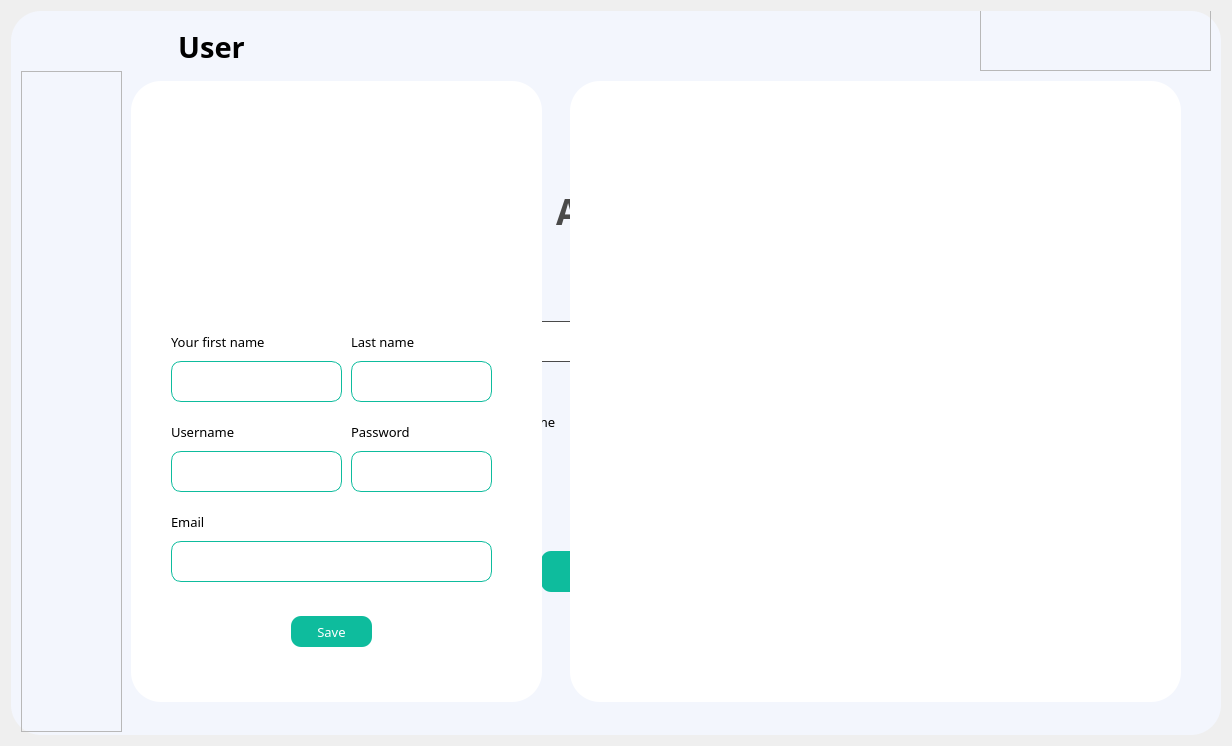
Old version of the form widget.ui in the repository meokisama/ps-manager.
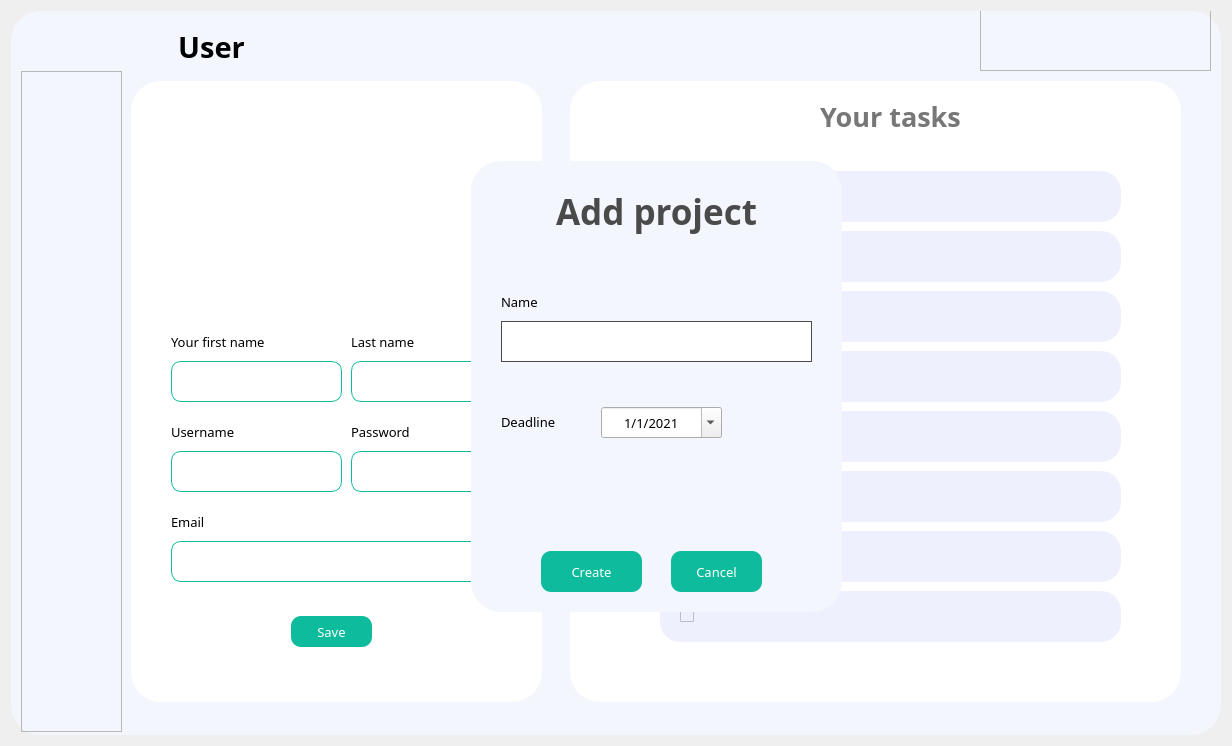
New version of the form. The open tabs and pages were chosen to show the change. Icons and pictures are not drawn.

Patch:
```diff
--- a/widget.ui
+++ b/widget.ui
@@ -140,7 +140,7 @@
          <rect>
           <x>0</x>
           <y>60</y>
-          <width>641</width>
+          <width>681</width>
           <height>621</height>
          </rect>
         </property>
@@ -156,9 +156,9 @@
         <widget class="QPushButton" name="sendMes">
          <property name="geometry">
           <rect>
-           <x>575</x>
+           <x>615</x>
            <y>560</y>
-           <width>42</width>
+           <width>50</width>
            <height>42</height>
           </rect>
          </property>
@@ -187,7 +187,7 @@
           <rect>
            <x>20</x>
            <y>560</y>
-           <width>541</width>
+           <width>591</width>
            <height>42</height>
           </rect>
          </property>
@@ -202,46 +202,20 @@
         <widget class="QTextEdit" name="textEdit">
          <property name="geometry">
           <rect>
-           <x>20</x>
-           <y>20</y>
-           <width>381</width>
-           <height>521</height>
+           <x>30</x>
+           <y>30</y>
+           <width>621</width>
+           <height>511</height>
           </rect>
          </property>
          <property name="font">
           <font>
            <family>Montserrat</family>
+           <pointsize>12</pointsize>
           </font>
          </property>
          <property name="styleSheet">
-          <string notr="true">border: 1px solid rgb(14, 188, 157);</string>
-         </property>
-        </widget>
-        <widget class="QListWidget" name="listWidget">
-         <property name="geometry">
-          <rect>
-           <x>419</x>
-           <y>20</y>
-           <width>201</width>
-           <height>521</height>
-          </rect>
-         </property>
-         <property name="maximumSize">
-          <size>
-           <width>300</width>
-           <height>16777215</height>
-          </size>
-         </property>
-         <property name="font">
-          <font>
-           <family>Montserrat</family>
-          </font>
-         </property>
-         <property name="focusPolicy">
-          <enum>Qt::NoFocus</enum>
-         </property>
-         <property name="styleSheet">
-          <string notr="true">border: 1px solid rgb(14, 188, 157);</string>
+          <string notr="true">border: none;</string>
          </property>
         </widget>
        </widget>
@@ -277,9 +251,9 @@
        <widget class="QFrame" name="chat_user">
         <property name="geometry">
          <rect>
-          <x>689</x>
+          <x>709</x>
           <y>60</y>
-          <width>371</width>
+          <width>351</width>
           <height>621</height>
          </rect>
         </property>
@@ -293,11 +267,93 @@
         <property name="frameShadow">
          <enum>QFrame::Raised</enum>
         </property>
+        <widget class="QListWidget" name="listWidget">
+         <property name="geometry">
+          <rect>
+           <x>20</x>
+           <y>80</y>
+           <width>311</width>
+           <height>521</height>
+          </rect>
+         </property>
+         <property name="maximumSize">
+          <size>
+           <width>500</width>
+           <height>16777215</height>
+          </size>
+         </property>
+         <property name="font">
+          <font>
+           <family>Montserrat</family>
+           <pointsize>12</pointsize>
+          </font>
+         </property>
+         <property name="focusPolicy">
+          <enum>Qt::NoFocus</enum>
+         </property>
+         <property name="styleSheet">
+          <string notr="true">border: none;</string>
+         </property>
+        </widget>
+        <widget class="QLabel" name="label_17">
+         <property name="geometry">
+          <rect>
+           <x>90</x>
+           <y>10</y>
+           <width>181</width>
+           <height>51</height>
+          </rect>
+         </property>
+         <property name="font">
+          <font>
+           <family>Poppins SemiBold</family>
+           <pointsize>20</pointsize>
+           <bold>true</bold>
+          </font>
+         </property>
+         <property name="layoutDirection">
+          <enum>Qt::LeftToRight</enum>
+         </property>
+         <property name="styleSheet">
+          <string notr="true">color: rgb(119, 119, 119);</string>
+         </property>
+         <property name="frameShadow">
+          <enum>QFrame::Plain</enum>
+         </property>
+         <property name="text">
+          <string>Participants</string>
+         </property>
+         <property name="alignment">
+          <set>Qt::AlignCenter</set>
+         </property>
+        </widget>
+       </widget>
+      </widget>
+      <widget class="QWidget" name="calendar">
+       <widget class="QFrame" name="frame_3">
+        <property name="geometry">
+         <rect>
+          <x>0</x>
+          <y>60</y>
+          <width>1061</width>
+          <height>621</height>
+         </rect>
+        </property>
+        <property name="styleSheet">
+         <string notr="true">background-color: rgb(255, 255, 255);
+border-radius: 30px;</string>
+        </property>
+        <property name="frameShape">
+         <enum>QFrame::StyledPanel</enum>
+        </property>
+        <property name="frameShadow">
+         <enum>QFrame::Raised</enum>
+        </property>
         <widget class="QPushButton" name="pushButton_2">
          <property name="geometry">
           <rect>
-           <x>30</x>
-           <y>560</y>
+           <x>740</x>
+           <y>310</y>
            <width>311</width>
            <height>42</height>
           </rect>
@@ -325,28 +381,6 @@
          </property>
         </widget>
        </widget>
-      </widget>
-      <widget class="QWidget" name="calendar">
-       <widget class="QFrame" name="frame_3">
-        <property name="geometry">
-         <rect>
-          <x>0</x>
-          <y>60</y>
-          <width>1061</width>
-          <height>621</height>
-         </rect>
-        </property>
-        <property name="styleSheet">
-         <string notr="true">background-color: rgb(255, 255, 255);
-border-radius: 30px;</string>
-        </property>
-        <property name="frameShape">
-         <enum>QFrame::StyledPanel</enum>
-        </property>
-        <property name="frameShadow">
-         <enum>QFrame::Raised</enum>
-        </property>
-       </widget>
        <widget class="QLabel" name="label_3">
         <property name="geometry">
          <rect>
@@ -951,6 +985,350 @@
         <property name="frameShadow">
          <enum>QFrame::Raised</enum>
         </property>
+        <widget class="QLabel" name="label_18">
+         <property name="geometry">
+          <rect>
+           <x>230</x>
+           <y>10</y>
+           <width>181</width>
+           <height>51</height>
+          </rect>
+         </property>
+         <property name="font">
+          <font>
+           <family>Poppins SemiBold</family>
+           <pointsize>20</pointsize>
+           <bold>true</bold>
+          </font>
+         </property>
+         <property name="layoutDirection">
+          <enum>Qt::LeftToRight</enum>
+         </property>
+         <property name="styleSheet">
+          <string notr="true">color: rgb(119, 119, 119);</string>
+         </property>
+         <property name="frameShadow">
+          <enum>QFrame::Plain</enum>
+         </property>
+         <property name="text">
+          <string>Your tasks</string>
+         </property>
+         <property name="alignment">
+          <set>Qt::AlignCenter</set>
+         </property>
+        </widget>
+        <widget class="QFrame" name="your1_0">
+         <property name="geometry">
+          <rect>
+           <x>90</x>
+           <y>90</y>
+           <width>461</width>
+           <height>51</height>
+          </rect>
+         </property>
+         <property name="styleSheet">
+          <string notr="true">background: rgb(238, 240, 253);
+border-radius: 20px;</string>
+         </property>
+         <property name="frameShape">
+          <enum>QFrame::StyledPanel</enum>
+         </property>
+         <property name="frameShadow">
+          <enum>QFrame::Raised</enum>
+         </property>
+         <widget class="QCheckBox" name="checkBox">
+          <property name="geometry">
+           <rect>
+            <x>20</x>
+            <y>9</y>
+            <width>421</width>
+            <height>31</height>
+           </rect>
+          </property>
+          <property name="font">
+           <font>
+            <family>Montserrat</family>
+            <pointsize>10</pointsize>
+           </font>
+          </property>
+          <property name="text">
+           <string/>
+          </property>
+         </widget>
+        </widget>
+        <widget class="QFrame" name="your1_1">
+         <property name="geometry">
+          <rect>
+           <x>90</x>
+           <y>150</y>
+           <width>461</width>
+           <height>51</height>
+          </rect>
+         </property>
+         <property name="styleSheet">
+          <string notr="true">background: rgb(238, 240, 253);
+border-radius: 20px;</string>
+         </property>
+         <property name="frameShape">
+          <enum>QFrame::StyledPanel</enum>
+         </property>
+         <property name="frameShadow">
+          <enum>QFrame::Raised</enum>
+         </property>
+         <widget class="QCheckBox" name="checkBox_2">
+          <property name="geometry">
+           <rect>
+            <x>20</x>
+            <y>9</y>
+            <width>421</width>
+            <height>31</height>
+           </rect>
+          </property>
+          <property name="font">
+           <font>
+            <family>Montserrat</family>
+            <pointsize>10</pointsize>
+           </font>
+          </property>
+          <property name="text">
+           <string/>
+          </property>
+         </widget>
+        </widget>
+        <widget class="QFrame" name="your1_2">
+         <property name="geometry">
+          <rect>
+           <x>90</x>
+           <y>210</y>
+           <width>461</width>
+           <height>51</height>
+          </rect>
+         </property>
+         <property name="styleSheet">
+          <string notr="true">background: rgb(238, 240, 253);
+border-radius: 20px;</string>
+         </property>
+         <property name="frameShape">
+          <enum>QFrame::StyledPanel</enum>
+         </property>
+         <property name="frameShadow">
+          <enum>QFrame::Raised</enum>
+         </property>
+         <widget class="QCheckBox" name="checkBox_3">
+          <property name="geometry">
+           <rect>
+            <x>20</x>
+            <y>9</y>
+            <width>421</width>
+            <height>31</height>
+           </rect>
+          </property>
+          <property name="font">
+           <font>
+            <family>Montserrat</family>
+            <pointsize>10</pointsize>
+           </font>
+          </property>
+          <property name="text">
+           <string/>
+          </property>
+         </widget>
+        </widget>
+        <widget class="QFrame" name="your1_3">
+         <property name="geometry">
+          <rect>
+           <x>90</x>
+           <y>270</y>
+           <width>461</width>
+           <height>51</height>
+          </rect>
+         </property>
+         <property name="styleSheet">
+          <string notr="true">background: rgb(238, 240, 253);
+border-radius: 20px;</string>
+         </property>
+         <property name="frameShape">
+          <enum>QFrame::StyledPanel</enum>
+         </property>
+         <property name="frameShadow">
+          <enum>QFrame::Raised</enum>
+         </property>
+         <widget class="QCheckBox" name="checkBox_4">
+          <property name="geometry">
+           <rect>
+            <x>20</x>
+            <y>9</y>
+            <width>421</width>
+            <height>31</height>
+           </rect>
+          </property>
+          <property name="font">
+           <font>
+            <family>Montserrat</family>
+            <pointsize>10</pointsize>
+           </font>
+          </property>
+          <property name="text">
+           <string/>
+          </property>
+         </widget>
+        </widget>
+        <widget class="QFrame" name="your1_4">
+         <property name="geometry">
+          <rect>
+           <x>90</x>
+           <y>330</y>
+           <width>461</width>
+           <height>51</height>
+          </rect>
+         </property>
+         <property name="styleSheet">
+          <string notr="true">background: rgb(238, 240, 253);
+border-radius: 20px;</string>
+         </property>
+         <property name="frameShape">
+          <enum>QFrame::StyledPanel</enum>
+         </property>
+         <property name="frameShadow">
+          <enum>QFrame::Raised</enum>
+         </property>
+         <widget class="QCheckBox" name="checkBox_5">
+          <property name="geometry">
+           <rect>
+            <x>20</x>
+            <y>9</y>
+            <width>421</width>
+            <height>31</height>
+           </rect>
+          </property>
+          <property name="font">
+           <font>
+            <family>Montserrat</family>
+            <pointsize>10</pointsize>
+           </font>
+          </property>
+          <property name="text">
+           <string/>
+          </property>
+         </widget>
+        </widget>
+        <widget class="QFrame" name="your1_5">
+         <property name="geometry">
+          <rect>
+           <x>90</x>
+           <y>390</y>
+           <width>461</width>
+           <height>51</height>
+          </rect>
+         </property>
+         <property name="styleSheet">
+          <string notr="true">background: rgb(238, 240, 253);
+border-radius: 20px;</string>
+         </property>
+         <property name="frameShape">
+          <enum>QFrame::StyledPanel</enum>
+         </property>
+         <property name="frameShadow">
+          <enum>QFrame::Raised</enum>
+         </property>
+         <widget class="QCheckBox" name="checkBox_6">
+          <property name="geometry">
+           <rect>
+            <x>20</x>
+            <y>9</y>
+            <width>421</width>
+            <height>31</height>
+           </rect>
+          </property>
+          <property name="font">
+           <font>
+            <family>Montserrat</family>
+            <pointsize>10</pointsize>
+           </font>
+          </property>
+          <property name="text">
+           <string/>
+          </property>
+         </widget>
+        </widget>
+        <widget class="QFrame" name="your1_6">
+         <property name="geometry">
+          <rect>
+           <x>90</x>
+           <y>450</y>
+           <width>461</width>
+           <height>51</height>
+          </rect>
+         </property>
+         <property name="styleSheet">
+          <string notr="true">background: rgb(238, 240, 253);
+border-radius: 20px;</string>
+         </property>
+         <property name="frameShape">
+          <enum>QFrame::StyledPanel</enum>
+         </property>
+         <property name="frameShadow">
+          <enum>QFrame::Raised</enum>
+         </property>
+         <widget class="QCheckBox" name="checkBox_7">
+          <property name="geometry">
+           <rect>
+            <x>20</x>
+            <y>9</y>
+            <width>421</width>
+            <height>31</height>
+           </rect>
+          </property>
+          <property name="font">
+           <font>
+            <family>Montserrat</family>
+            <pointsize>10</pointsize>
+           </font>
+          </property>
+          <property name="text">
+           <string/>
+          </property>
+         </widget>
+        </widget>
+        <widget class="QFrame" name="your1_7">
+         <property name="geometry">
+          <rect>
+           <x>90</x>
+           <y>510</y>
+           <width>461</width>
+           <height>51</height>
+          </rect>
+         </property>
+         <property name="styleSheet">
+          <string notr="true">background: rgb(238, 240, 253);
+border-radius: 20px;</string>
+         </property>
+         <property name="frameShape">
+          <enum>QFrame::StyledPanel</enum>
+         </property>
+         <property name="frameShadow">
+          <enum>QFrame::Raised</enum>
+         </property>
+         <widget class="QCheckBox" name="checkBox_8">
+          <property name="geometry">
+           <rect>
+            <x>20</x>
+            <y>9</y>
+            <width>421</width>
+            <height>31</height>
+           </rect>
+          </property>
+          <property name="font">
+           <font>
+            <family>Montserrat</family>
+            <pointsize>10</pointsize>
+           </font>
+          </property>
+          <property name="text">
+           <string/>
+          </property>
+         </widget>
+        </widget>
        </widget>
       </widget>
      </widget>
@@ -1514,11 +1892,11 @@
        </property>
       </widget>
      </widget>
-     <zorder>addp</zorder>
      <zorder>stackedWidget</zorder>
      <zorder>closeButton</zorder>
      <zorder>buttonbar</zorder>
      <zorder>frame_7</zorder>
+     <zorder>addp</zorder>
     </widget>
    </item>
   </layout>
```
